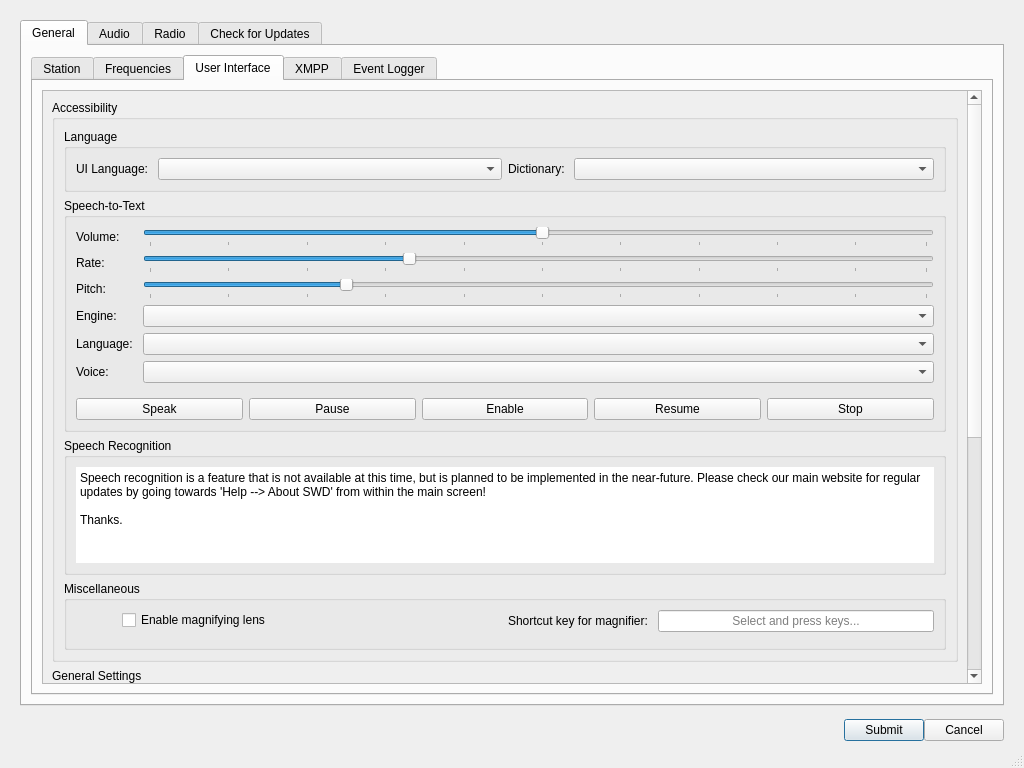
The window that src/ui/dialogsettings.ui (GekkoFyre/small-world-deluxe) describes before a commit, drawn with Qt 5.
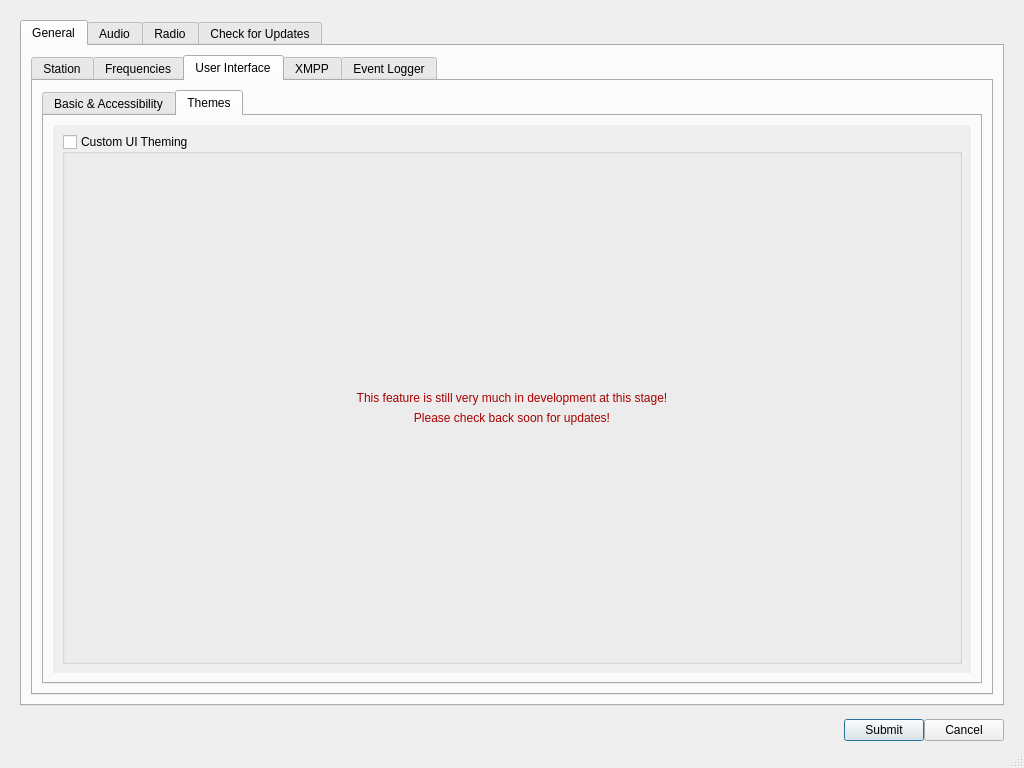
The same window after the commit. The open tabs and pages were chosen to show the change.

The edit to the form file:
```diff
--- a/src/ui/dialogsettings.ui
+++ b/src/ui/dialogsettings.ui
@@ -571,7 +571,20 @@
                 </attribute>
                 <layout class="QVBoxLayout" name="verticalLayout_22">
                  <item>
+                  <widget class="QTabWidget" name="tabWidget_app_ui">
+                   <property name="currentIndex">
+                    <number>0</number>
+                   </property>
+                   <widget class="QWidget" name="tab_app_ui_basic_accessibility">
+                    <attribute name="title">
+                     <string>Basic &amp;&amp; Accessibility</string>
+                    </attribute>
+                    <layout class="QVBoxLayout" name="verticalLayout_67">
+                     <item>
                   <widget class="QScrollArea" name="scrollArea_ui_user_interface">
+                       <property name="frameShape">
+                        <enum>QFrame::NoFrame</enum>
+                       </property>
                    <property name="frameShadow">
                     <enum>QFrame::Plain</enum>
                    </property>
@@ -586,8 +599,8 @@
                      <rect>
                       <x>0</x>
                       <y>0</y>
-                      <width>901</width>
-                      <height>1067</height>
+                          <width>908</width>
+                          <height>1108</height>
                      </rect>
                     </property>
                     <layout class="QVBoxLayout" name="verticalLayout_23">
@@ -1989,6 +2002,112 @@
                  </item>
                 </layout>
                </widget>
+                   <widget class="QWidget" name="tab_app_ui_themes">
+                    <attribute name="title">
+                     <string>Themes</string>
+                    </attribute>
+                    <layout class="QVBoxLayout" name="verticalLayout_68">
+                     <item>
+                      <widget class="QScrollArea" name="scrollArea">
+                       <property name="frameShape">
+                        <enum>QFrame::NoFrame</enum>
+                       </property>
+                       <property name="frameShadow">
+                        <enum>QFrame::Plain</enum>
+                       </property>
+                       <property name="horizontalScrollBarPolicy">
+                        <enum>Qt::ScrollBarAlwaysOff</enum>
+                       </property>
+                       <property name="widgetResizable">
+                        <bool>true</bool>
+                       </property>
+                       <widget class="QWidget" name="scrollAreaWidgetContents_7">
+                        <property name="geometry">
+                         <rect>
+                          <x>0</x>
+                          <y>0</y>
+                          <width>922</width>
+                          <height>540</height>
+                         </rect>
+                        </property>
+                        <layout class="QVBoxLayout" name="verticalLayout_69">
+                         <item>
+                          <widget class="QGroupBox" name="groupBox_2">
+                           <property name="title">
+                            <string>Custom UI Theming</string>
+                           </property>
+                           <property name="checkable">
+                            <bool>true</bool>
+                           </property>
+                           <property name="checked">
+                            <bool>false</bool>
+                           </property>
+                           <layout class="QVBoxLayout" name="verticalLayout_70">
+                            <item>
+                             <spacer name="verticalSpacer_13">
+                              <property name="orientation">
+                               <enum>Qt::Vertical</enum>
+                              </property>
+                              <property name="sizeHint" stdset="0">
+                               <size>
+                                <width>20</width>
+                                <height>209</height>
+                               </size>
+                              </property>
+                             </spacer>
+                            </item>
+                            <item>
+                             <widget class="QLabel" name="label_ui_themes_feature_in_development_1">
+                              <property name="styleSheet">
+                               <string notr="true">color: rgb(170, 0, 0); font: 75 10pt &quot;MS Shell Dlg 2&quot;;</string>
+                              </property>
+                              <property name="text">
+                               <string>This feature is still very much in development at this stage!</string>
+                              </property>
+                              <property name="alignment">
+                               <set>Qt::AlignCenter</set>
+                              </property>
+                             </widget>
+                            </item>
+                            <item>
+                             <widget class="QLabel" name="label_ui_themes_feature_in_development_2">
+                              <property name="styleSheet">
+                               <string notr="true">color: rgb(170, 0, 0); font: 75 10pt &quot;MS Shell Dlg 2&quot;;</string>
+                              </property>
+                              <property name="text">
+                               <string>Please check back soon for updates!</string>
+                              </property>
+                              <property name="alignment">
+                               <set>Qt::AlignCenter</set>
+                              </property>
+                             </widget>
+                            </item>
+                            <item>
+                             <spacer name="verticalSpacer_14">
+                              <property name="orientation">
+                               <enum>Qt::Vertical</enum>
+                              </property>
+                              <property name="sizeHint" stdset="0">
+                               <size>
+                                <width>20</width>
+                                <height>208</height>
+                               </size>
+                              </property>
+                             </spacer>
+                            </item>
+                           </layout>
+                          </widget>
+                         </item>
+                        </layout>
+                       </widget>
+                      </widget>
+                     </item>
+                    </layout>
+                   </widget>
+                  </widget>
+                 </item>
+                </layout>
+               </widget>
                <widget class="QWidget" name="tab_general_xmpp">
                 <attribute name="title">
                  <string>XMPP</string>
```
Left out of the diff: 96 changed lines with no effect on the pictures. Lines whose indentation alone changed are shown as unchanged.
